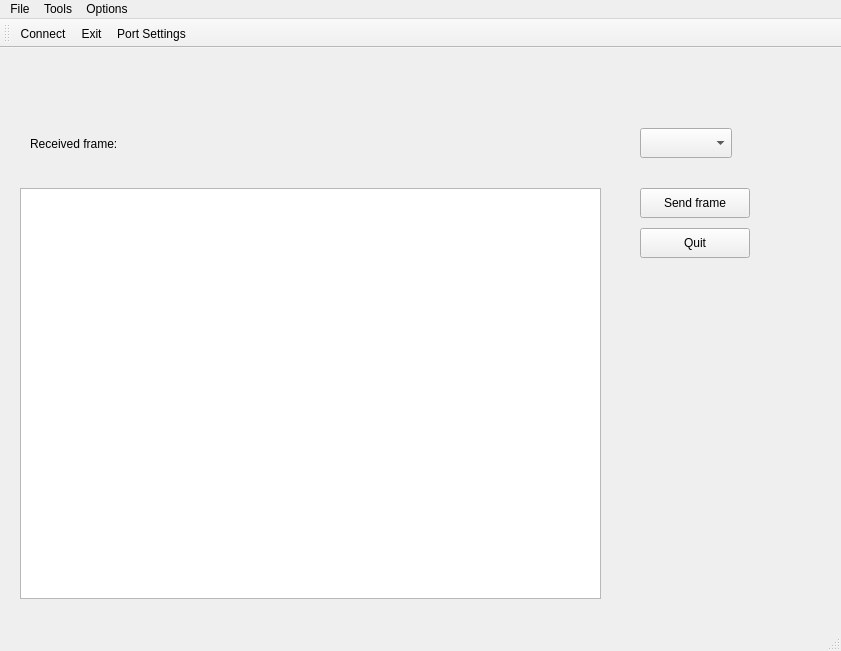
The window that mainwindow.ui (MichalKs/QT_MicroInterface) describes before a commit, drawn with Qt 5.
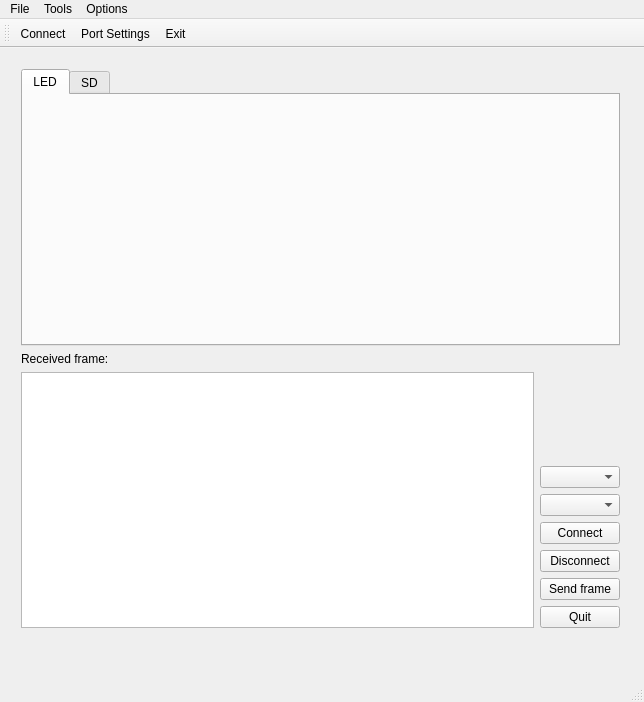
The same window after the commit. Icons and pictures are not drawn.

Commit message: Reading data from serial port works

The edit to the form file:
```diff
--- a/mainwindow.ui
+++ b/mainwindow.ui
@@ -2,76 +2,154 @@
 <ui version="4.0">
  <class>MainWindow</class>
  <widget class="QMainWindow" name="MainWindow">
+  <property name="enabled">
+   <bool>true</bool>
+  </property>
   <property name="geometry">
    <rect>
     <x>0</x>
     <y>0</y>
-    <width>841</width>
-    <height>651</height>
+    <width>644</width>
+    <height>702</height>
    </rect>
   </property>
+  <property name="sizePolicy">
+   <sizepolicy hsizetype="Fixed" vsizetype="Fixed">
+    <horstretch>0</horstretch>
+    <verstretch>0</verstretch>
+   </sizepolicy>
+  </property>
   <property name="windowTitle">
-   <string>MainWindow</string>
+   <string>MicroInterface</string>
+  </property>
+  <property name="documentMode">
+   <bool>false</bool>
+  </property>
+  <property name="tabShape">
+   <enum>QTabWidget::Rounded</enum>
+  </property>
+  <property name="unifiedTitleAndToolBarOnMac">
+   <bool>false</bool>
   </property>
   <widget class="QWidget" name="centralWidget">
-   <widget class="QLabel" name="label">
+   <widget class="QWidget" name="verticalLayoutWidget">
     <property name="geometry">
      <rect>
-      <x>30</x>
-      <y>80</y>
-      <width>171</width>
-      <height>31</height>
+      <x>10</x>
+      <y>10</y>
+      <width>621</width>
+      <height>581</height>
      </rect>
     </property>
-    <property name="text">
-     <string>Received frame:</string>
-    </property>
-   </widget>
-   <widget class="QPushButton" name="sendFrameButton">
-    <property name="geometry">
-     <rect>
-      <x>640</x>
-      <y>140</y>
-      <width>110</width>
-      <height>30</height>
-     </rect>
-    </property>
-    <property name="text">
-     <string>Send frame</string>
-    </property>
-   </widget>
-   <widget class="QPushButton" name="quitButton">
-    <property name="geometry">
-     <rect>
-      <x>640</x>
-      <y>180</y>
-      <width>110</width>
-      <height>30</height>
-     </rect>
-    </property>
-    <property name="text">
-     <string>Quit</string>
-    </property>
-   </widget>
-   <widget class="QTextEdit" name="textEdit">
-    <property name="geometry">
-     <rect>
-      <x>20</x>
-      <y>140</y>
-      <width>581</width>
-      <height>411</height>
-     </rect>
-    </property>
-   </widget>
-   <widget class="QComboBox" name="portCombo">
-    <property name="geometry">
-     <rect>
-      <x>640</x>
-      <y>80</y>
-      <width>92</width>
-      <height>30</height>
-     </rect>
-    </property>
+    <layout class="QVBoxLayout" name="verticalLayout">
+     <item>
+      <widget class="QTabWidget" name="tabWidget">
+       <property name="enabled">
+        <bool>true</bool>
+       </property>
+       <property name="tabPosition">
+        <enum>QTabWidget::North</enum>
+       </property>
+       <property name="tabShape">
+        <enum>QTabWidget::Rounded</enum>
+       </property>
+       <property name="currentIndex">
+        <number>0</number>
+       </property>
+       <property name="tabsClosable">
+        <bool>false</bool>
+       </property>
+       <property name="movable">
+        <bool>false</bool>
+       </property>
+       <widget class="QWidget" name="ledTab">
+        <property name="autoFillBackground">
+         <bool>false</bool>
+        </property>
+        <attribute name="title">
+         <string>LED</string>
+        </attribute>
+       </widget>
+       <widget class="QWidget" name="sdTab">
+        <property name="enabled">
+         <bool>true</bool>
+        </property>
+        <attribute name="title">
+         <string>SD</string>
+        </attribute>
+       </widget>
+      </widget>
+     </item>
+     <item>
+      <layout class="QHBoxLayout" name="horizontalLayout_2">
+       <item>
+        <layout class="QVBoxLayout" name="verticalLayout_3">
+         <item>
+          <widget class="QLabel" name="label">
+           <property name="text">
+            <string>Received frame:</string>
+           </property>
+          </widget>
+         </item>
+         <item>
+          <widget class="QTextEdit" name="textEdit"/>
+         </item>
+        </layout>
+       </item>
+       <item>
+        <layout class="QVBoxLayout" name="verticalLayout_2">
+         <item>
+          <spacer name="verticalSpacer">
+           <property name="orientation">
+            <enum>Qt::Vertical</enum>
+           </property>
+           <property name="sizeHint" stdset="0">
+            <size>
+             <width>20</width>
+             <height>40</height>
+            </size>
+           </property>
+          </spacer>
+         </item>
+         <item>
+          <widget class="QComboBox" name="portCombo"/>
+         </item>
+         <item>
+          <widget class="QComboBox" name="baudCombo"/>
+         </item>
+         <item>
+          <widget class="QPushButton" name="connectButton">
+           <property name="text">
+            <string>Connect</string>
+           </property>
+          </widget>
+         </item>
+         <item>
+          <widget class="QPushButton" name="disconnectButton">
+           <property name="text">
+            <string>Disconnect</string>
+           </property>
+          </widget>
+         </item>
+         <item>
+          <widget class="QPushButton" name="sendFrameButton">
+           <property name="text">
+            <string>Send frame</string>
+           </property>
+          </widget>
+         </item>
+         <item>
+          <widget class="QPushButton" name="quitButton">
+           <property name="text">
+            <string>Quit</string>
+           </property>
+          </widget>
+         </item>
+        </layout>
+       </item>
+      </layout>
+     </item>
+    </layout>
    </widget>
   </widget>
   <widget class="QMenuBar" name="menuBar">
@@ -79,7 +157,7 @@
     <rect>
      <x>0</x>
      <y>0</y>
-     <width>841</width>
+     <width>644</width>
      <height>28</height>
     </rect>
    </property>
@@ -108,6 +186,9 @@
    <addaction name="menuOptions"/>
   </widget>
   <widget class="QToolBar" name="mainToolBar">
+   <property name="enabled">
+    <bool>true</bool>
+   </property>
    <attribute name="toolBarArea">
     <enum>TopToolBarArea</enum>
    </attribute>
@@ -115,8 +196,8 @@
     <bool>false</bool>
    </attribute>
    <addaction name="actionConnect"/>
-   <addaction name="actionExit"/>
    <addaction name="actionSettings"/>
+   <addaction name="actionExit"/>
   </widget>
   <widget class="QStatusBar" name="statusBar"/>
   <action name="actionExit">
```
The commit also changes 2 other files.
